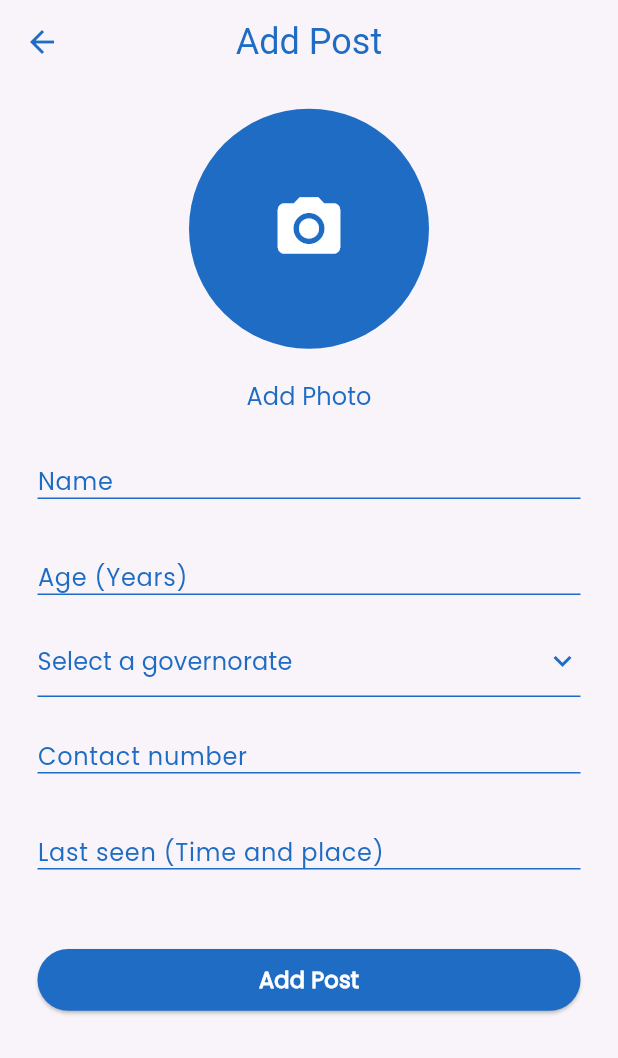
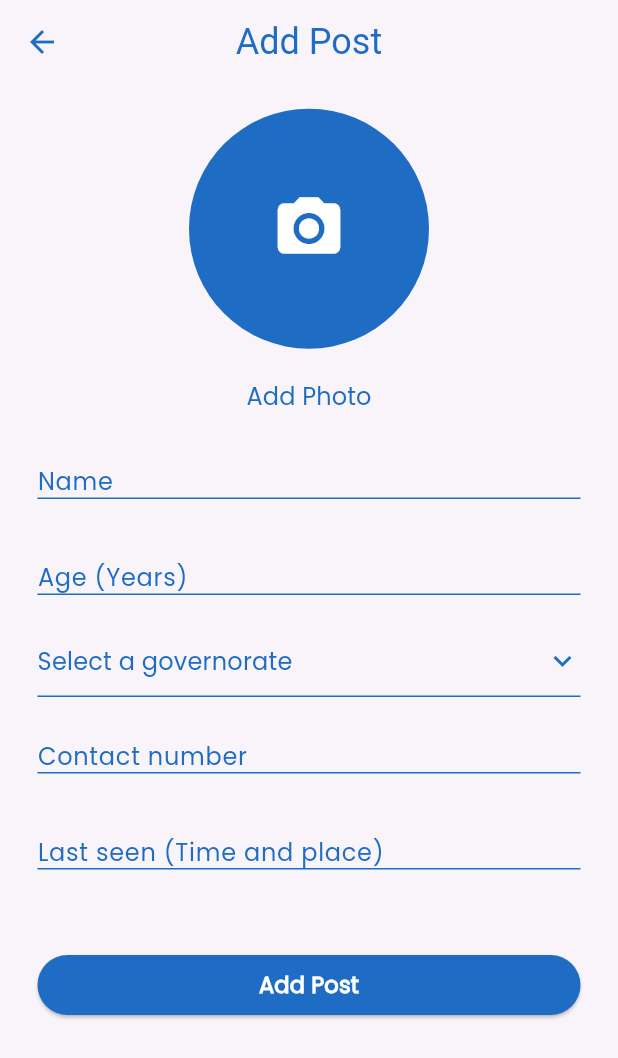
Before and after one commit to aliabdelnaby/Mafqud, a Flutter app: the AddPostView screen opened by its route, on a phone screen of 412 x 824 dp. Shown: the top 1058 px of the screen. Run offline on Flutter 3.47's test engine with Material 3 defaults, Android fonts, the phone set to English and light mode, and no system bars; our stand-ins replace cloud_firestore, dropdown_button2, firebase_auth, firebase_core, flutter_bloc, go_router and 1 more; accounts and stored records are empty.

Commit message:
Fix navigation issue & Refactor the app

```diff
--- a/lib/core/widgets/custom_btn.dart
+++ b/lib/core/widgets/custom_btn.dart
@@ -8,8 +8,8 @@ class CustomBtn extends StatelessWidget {
     this.color,
     required this.text,
     this.onPressed,
-    required this.height,
-    required this.width,
+    this.height,
+    this.width,
     this.shape,
     required this.backgroundColor,
   });
@@ -17,8 +17,8 @@ class CustomBtn extends StatelessWidget {
   final Color? color;
   final String text;
   final VoidCallback? onPressed;
-  final double height;
-  final double width;
+  final double? height;
+  final double? width;
   final OutlinedBorder? shape;
   final Color backgroundColor;
 
--- /dev/null
+++ b/lib/features/add_post/cubit/add_post_cubit.dart
@@ -0,0 +1,6 @@
+import 'package:flutter_bloc/flutter_bloc.dart';
+import 'package:mafqud/features/add_post/cubit/add_post_state.dart';
+
+class AddPostCubit extends Cubit<AddPostState> {
+  AddPostCubit() : super(AddPostInitial());
+}
--- /dev/null
+++ b/lib/features/add_post/cubit/add_post_state.dart
@@ -0,0 +1,3 @@
+class AddPostState {}
+
+final class AddPostInitial extends AddPostState {}
--- a/lib/features/add_post/views/add_post_view.dart
+++ b/lib/features/add_post/views/add_post_view.dart
@@ -1,12 +1,10 @@
-import 'dart:io';
-import 'package:image_picker/image_picker.dart';
 import 'package:flutter/material.dart';
 import 'package:mafqud/core/function/navigation.dart';
 import 'package:mafqud/core/utils/app_colors.dart';
-import 'package:mafqud/core/utils/app_styles.dart';
 import 'package:mafqud/core/widgets/custom_btn.dart';
+import 'package:mafqud/features/add_post/widgets/add_post_government_drop_down_list.dart';
+import 'package:mafqud/features/add_post/widgets/custom_image_picker_widget.dart';
 import 'package:mafqud/features/auth/presentation/widgets/custom_text_field.dart';
-import 'package:dropdown_button2/dropdown_button2.dart';
 
 class AddPostView extends StatefulWidget {
   const AddPostView({super.key});
@@ -24,6 +22,7 @@ class _AddPostViewState extends State<AddPostView> {
   Widget build(BuildContext context) {
     return Scaffold(
       appBar: AppBar(
+        surfaceTintColor: Colors.transparent,
         title: const Text('Add Post'),
         leading: IconButton(
           onPressed: () {
@@ -67,7 +66,6 @@ class _AddPostViewState extends State<AddPostView> {
                   }
                 },
                 text: "Add Post",
-                height: MediaQuery.of(context).size.height * 0.05,
                 width: double.infinity,
                 backgroundColor: AppColors.primary,
               )
@@ -78,175 +76,3 @@ class _AddPostViewState extends State<AddPostView> {
     );
   }
 }
-
-class CustomAddPostDropDownList extends StatefulWidget {
-  const CustomAddPostDropDownList({super.key});
-
-  @override
-  State<CustomAddPostDropDownList> createState() =>
-      _CustomAddPostDropDownListState();
-}
-
-class _CustomAddPostDropDownListState extends State<CustomAddPostDropDownList> {
-  final List<String> governorates = [
-    'Cairo',
-    'Giza',
-    'Alexandria',
-    'Aswan',
-    'Asyut',
-    'Beheira',
-    'Beni Suef',
-    'Dakahlia',
-    'Damietta',
-    'Faiyum',
-    'Gharbia',
-    'Ismailia',
-    'Kafr El Sheikh',
-    'Luxor',
-    'Matruh',
-    'Minya',
-    'Monufia',
-    'New Valley (El Wadi El Gedid)',
-    'North Sinai',
-    'Port Said',
-    'Qalyubia',
-    'Qena',
-    'Red Sea',
-    'Sharqia',
-    'Sohag',
-    'South Sinai',
-    'Suez'
-  ];
-  String? selectedValue;
-  @override
-  Widget build(BuildContext context) {
-    return Padding(
-      padding: const EdgeInsets.only(bottom: 7),
-      child: DropdownButtonFormField2<String>(
-        decoration: const InputDecoration(
-          enabledBorder: UnderlineInputBorder(
-            borderSide: BorderSide(
-              color: AppColors.primary,
-            ),
-          ),
-        ),
-        hint: const Text(
-          'Select a governorate',
-          style: CustomTextStyle.poppins300style16,
-        ),
-        items: governorates
-            .map(
-              (item) => DropdownMenuItem<String>(
-                value: item,
-                child: Text(
-                  item,
-                  style: CustomTextStyle.poppins300style16,
-                ),
-              ),
-            )
-            .toList(),
-        validator: (value) {
-          if (value == null) {
-            return "This field is required";
-          }
-          return null;
-        },
-        onChanged: (value) {},
-        onSaved: (value) {
-          selectedValue = value.toString();
-        },
-        iconStyleData: const IconStyleData(
-          icon: Icon(
-            Icons.keyboard_arrow_down_outlined,
-            color: AppColors.primary,
-          ),
-          iconSize: 24,
-        ),
-        dropdownStyleData: DropdownStyleData(
-          width: MediaQuery.of(context).size.width * 0.5,
-          maxHeight: MediaQuery.of(context).size.height * 0.5,
-          decoration: BoxDecoration(
-            borderRadius: BorderRadius.circular(5),
-          ),
-        ),
-        menuItemStyleData: const MenuItemStyleData(
-          padding: EdgeInsets.symmetric(horizontal: 16),
-        ),
-      ),
-    );
-  }
-}
-
-class CustomImagePickerWidget extends StatefulWidget {
-  const CustomImagePickerWidget({super.key});
-
-  @override
-  CustomImagePickerWidgetState createState() => CustomImagePickerWidgetState();
-}
-
-class CustomImagePickerWidgetState extends State<CustomImagePickerWidget> {
-  File? file;
-  final picker = ImagePicker();
-  String? _errorMessage;
-
-  @override
-  Widget build(BuildContext context) {
-    return Column(
-      children: [
-        InkWell(
-          onTap: pickImage,
-          child: CircleAvatar(
-            backgroundImage: file == null ? null : FileImage(file!),
-            backgroundColor: AppColors.primary,
-            radius: 80,
-            child: file == null
-                ? const Icon(
-                    Icons.camera_alt,
-                    color: Colors.white,
-                    size: 50,
-                  )
-                : const SizedBox(),
-          ),
-        ),
-        SizedBox(height: MediaQuery.of(context).size.height * 0.01),
-        TextButton(
-          onPressed: pickImage,
-          child: const Align(
-            child: Text(
-              "Add Photo",
-              style: CustomTextStyle.poppins300style16,
-            ),
-          ),
-        ),
-        if (_errorMessage != null)
-          Text(
-            _errorMessage!,
-            style: const TextStyle(
-              color: Colors.red,
-              fontSize: 12,
-            ),
-          ),
-      ],
-    );
-  }
-
-  void pickImage() async {
-    final XFile? image = await picker.pickImage(source: ImageSource.gallery);
-    if (image != null) {
-      setState(() {
-        file = File(image.path);
-        _errorMessage = null; //* Clear the error message if a photo is selected
-      });
-    }
-  }
-
-  bool validate() {
-    if (file == null) {
-      setState(() {
-        _errorMessage = 'Please add a photo.';
-      });
-      return false;
-    }
-    return true;
-  }
-}
--- /dev/null
+++ b/lib/features/add_post/widgets/add_post_government_drop_down_list.dart
@@ -0,0 +1,102 @@
+import 'package:dropdown_button2/dropdown_button2.dart';
+import 'package:flutter/material.dart';
+import 'package:mafqud/core/utils/app_colors.dart';
+import 'package:mafqud/core/utils/app_styles.dart';
+
+class CustomAddPostDropDownList extends StatefulWidget {
+  const CustomAddPostDropDownList({super.key});
+
+  @override
+  State<CustomAddPostDropDownList> createState() =>
+      _CustomAddPostDropDownListState();
+}
+
+class _CustomAddPostDropDownListState extends State<CustomAddPostDropDownList> {
+  final List<String> governorates = [
+    'Cairo',
+    'Giza',
+    'Alexandria',
+    'Aswan',
+    'Asyut',
+    'Beheira',
+    'Beni Suef',
+    'Dakahlia',
+    'Damietta',
+    'Faiyum',
+    'Gharbia',
+    'Ismailia',
+    'Kafr El Sheikh',
+    'Luxor',
+    'Matruh',
+    'Minya',
+    'Monufia',
+    'New Valley (El Wadi El Gedid)',
+    'North Sinai',
+    'Port Said',
+    'Qalyubia',
+    'Qena',
+    'Red Sea',
+    'Sharqia',
+    'Sohag',
+    'South Sinai',
+    'Suez'
+  ];
+  String? selectedValue;
+  @override
+  Widget build(BuildContext context) {
+    return Padding(
+      padding: const EdgeInsets.only(bottom: 7),
+      child: DropdownButtonFormField2<String>(
+        decoration: const InputDecoration(
+          enabledBorder: UnderlineInputBorder(
+            borderSide: BorderSide(
+              color: AppColors.primary,
+            ),
+          ),
+        ),
+        hint: const Text(
+          'Select a governorate',
+          style: CustomTextStyle.poppins300style16,
+        ),
+        items: governorates
+            .map(
+              (item) => DropdownMenuItem<String>(
+                value: item,
+                child: Text(
+                  item,
+                  style: CustomTextStyle.poppins300style16,
+                ),
+              ),
+            )
+            .toList(),
+        validator: (value) {
+          if (value == null) {
+            return "This field is required";
+          }
+          return null;
+        },
+        onChanged: (value) {},
+        onSaved: (value) {
+          selectedValue = value.toString();
+        },
+        iconStyleData: const IconStyleData(
+          icon: Icon(
+            Icons.keyboard_arrow_down_outlined,
+            color: AppColors.primary,
+          ),
+          iconSize: 24,
+        ),
+        dropdownStyleData: DropdownStyleData(
+          width: MediaQuery.of(context).size.width * 0.5,
+          maxHeight: MediaQuery.of(context).size.height * 0.5,
+          decoration: BoxDecoration(
+            borderRadius: BorderRadius.circular(5),
+          ),
+        ),
+        menuItemStyleData: const MenuItemStyleData(
+          padding: EdgeInsets.symmetric(horizontal: 16),
+        ),
+      ),
+    );
+  }
+}
--- /dev/null
+++ b/lib/features/add_post/widgets/custom_image_picker_widget.dart
@@ -0,0 +1,79 @@
+import 'dart:io';
+import 'package:flutter/material.dart';
+import 'package:image_picker/image_picker.dart';
+import 'package:mafqud/core/utils/app_colors.dart';
+import 'package:mafqud/core/utils/app_styles.dart';
+
+class CustomImagePickerWidget extends StatefulWidget {
+  const CustomImagePickerWidget({super.key});
+
+  @override
+  CustomImagePickerWidgetState createState() => CustomImagePickerWidgetState();
+}
+
+class CustomImagePickerWidgetState extends State<CustomImagePickerWidget> {
+  File? file;
+  final picker = ImagePicker();
+  String? _errorMessage;
+
+  @override
+  Widget build(BuildContext context) {
+    return Column(
+      children: [
+        InkWell(
+          onTap: pickImage,
+          child: CircleAvatar(
+            backgroundImage: file == null ? null : FileImage(file!),
+            backgroundColor: AppColors.primary,
+            radius: 80,
+            child: file == null
+                ? const Icon(
+                    Icons.camera_alt,
+                    color: Colors.white,
+                    size: 50,
+                  )
+                : const SizedBox(),
+          ),
+        ),
+        SizedBox(height: MediaQuery.of(context).size.height * 0.01),
+        TextButton(
+          onPressed: pickImage,
+          child: const Align(
+            child: Text(
+              "Add Photo",
+              style: CustomTextStyle.poppins300style16,
+            ),
+          ),
+        ),
+        if (_errorMessage != null)
+          Text(
+            _errorMessage!,
+            style: const TextStyle(
+              color: Colors.red,
+              fontSize: 12,
+            ),
+          ),
+      ],
+    );
+  }
+
+  void pickImage() async {
+    final XFile? image = await picker.pickImage(source: ImageSource.gallery);
+    if (image != null) {
+      setState(() {
+        file = File(image.path);
+        _errorMessage = null; //* Clear the error message if a photo is selected
+      });
+    }
+  }
+
+  bool validate() {
+    if (file == null) {
+      setState(() {
+        _errorMessage = 'Please add a photo.';
+      });
+      return false;
+    }
+    return true;
+  }
+}
--- a/lib/features/auth/presentation/widgets/custom_login_form.dart
+++ b/lib/features/auth/presentation/widgets/custom_login_form.dart
@@ -1,7 +1,7 @@
 import 'package:firebase_auth/firebase_auth.dart';
 import 'package:flutter/material.dart';
 import 'package:flutter_bloc/flutter_bloc.dart';
-import 'package:mafqud/core/function/navigation.dart';
+import 'package:go_router/go_router.dart';
 import 'package:mafqud/features/auth/cubit/auth_cubit.dart';
 import 'package:mafqud/features/auth/cubit/auth_state.dart';
 import '../../../../core/utils/app_colors.dart';
@@ -23,7 +23,7 @@ class CustomLoginForm extends StatelessWidget {
                 backgroundColor: AppColors.primary,
               ),
             );
-            customReplacementNavigate(context, "/homeView");
+            context.go("/homeView");
           } else {
             ScaffoldMessenger.of(context).showSnackBar(
               const SnackBar(
@@ -83,7 +83,6 @@ class CustomLoginForm extends StatelessWidget {
                       },
                       backgroundColor: AppColors.primary,
                       text: "Log in",
-                      height: MediaQuery.of(context).size.height * 0.05,
                       width: double.infinity,
                       color: AppColors.primary,
                       shape: RoundedRectangleBorder(
--- a/lib/features/auth/presentation/widgets/custom_reset_password_form.dart
+++ b/lib/features/auth/presentation/widgets/custom_reset_password_form.dart
@@ -1,6 +1,6 @@
 import 'package:flutter/material.dart';
 import 'package:flutter_bloc/flutter_bloc.dart';
-import 'package:mafqud/core/function/navigation.dart';
+import 'package:go_router/go_router.dart';
 import 'package:mafqud/features/auth/cubit/auth_cubit.dart';
 import 'package:mafqud/features/auth/cubit/auth_state.dart';
 import '../../../../core/utils/app_colors.dart';
@@ -22,7 +22,7 @@ class CustomResetPasswordForm extends StatelessWidget {
               backgroundColor: AppColors.primary,
             ),
           );
-          customReplacementNavigate(context, '/loginView');
+          context.go("/loginView");
         } else if (state is ResetPasswordFailureState) {
           ScaffoldMessenger.of(context).showSnackBar(
             SnackBar(
@@ -59,7 +59,6 @@ class CustomResetPasswordForm extends StatelessWidget {
                         }
                       },
                       text: "Send link to reset password",
-                      height: MediaQuery.of(context).size.height * 0.05,
                       width: double.infinity,
                       shape: RoundedRectangleBorder(
                         borderRadius: BorderRadius.circular(15),
--- a/lib/features/auth/presentation/widgets/custom_sign_up_form.dart
+++ b/lib/features/auth/presentation/widgets/custom_sign_up_form.dart
@@ -89,7 +89,6 @@ class CustomSignUpForm extends StatelessWidget {
                       },
                       backgroundColor: AppColors.primary,
                       text: "Sign Up",
-                      height: MediaQuery.of(context).size.height * 0.05,
                       width: double.infinity,
                       color: AppColors.primary,
                       shape: RoundedRectangleBorder(
--- a/lib/features/home/presentation/widgets/custom_card_mafqud_item.dart
+++ b/lib/features/home/presentation/widgets/custom_card_mafqud_item.dart
@@ -9,7 +9,6 @@ class CustomCardMafqudItem extends StatelessWidget {
     return InkWell(
       onTap: () {},
       child: Container(
-        height: MediaQuery.of(context).size.height * 0.49,
         padding: const EdgeInsets.all(10),
         margin: const EdgeInsets.all(10),
         decoration: BoxDecoration(
@@ -26,13 +25,10 @@ class CustomCardMafqudItem extends StatelessWidget {
         ),
         child: Column(
           children: [
-            SizedBox(height: MediaQuery.of(context).size.height * 0.02),
             ClipRRect(
               borderRadius: BorderRadius.circular(10),
               child: Image.network(
                 "https://www.bishopandsewell.co.uk/wp-content/uploads/2019/08/Missing-Person-shutterstock_752963539-300x280.jpg",
-                height: MediaQuery.of(context).size.height * 0.23,
-                fit: BoxFit.fill,
               ),
             ),
             SizedBox(height: MediaQuery.of(context).size.height * 0.02),
--- a/lib/features/my_posts/views/my_post_view.dart
+++ b/lib/features/my_posts/views/my_post_view.dart
@@ -11,7 +11,8 @@ class MyPostsView extends StatelessWidget {
     return Scaffold(
       appBar: AppBar(
         title: const Text('My Posts'),
-        surfaceTintColor: Colors.transparent,  leading: IconButton(
+        surfaceTintColor: Colors.transparent,
+        leading: IconButton(
           onPressed: () {
             customPop(context);
           },
--- a/lib/features/my_posts/widgets/custom_my_mafqud_card.dart
+++ b/lib/features/my_posts/widgets/custom_my_mafqud_card.dart
@@ -9,7 +9,6 @@ class CustomMyMafqudCard extends StatelessWidget {
     return InkWell(
       onTap: () {},
       child: Container(
-        height: MediaQuery.of(context).size.height * 0.53,
         padding: const EdgeInsets.all(10),
         margin: const EdgeInsets.all(10),
         decoration: BoxDecoration(
@@ -40,13 +39,11 @@ class CustomMyMafqudCard extends StatelessWidget {
                 ),
               ),
             ),
-            SizedBox(height: MediaQuery.of(context).size.height * 0.02),
+            SizedBox(height: MediaQuery.of(context).size.height * 0.01),
             ClipRRect(
               borderRadius: BorderRadius.circular(10),
               child: Image.network(
                 "https://www.bishopandsewell.co.uk/wp-content/uploads/2019/08/Missing-Person-shutterstock_752963539-300x280.jpg",
-                height: MediaQuery.of(context).size.height * 0.23,
-                fit: BoxFit.fill,
               ),
             ),
             SizedBox(height: MediaQuery.of(context).size.height * 0.02),
--- a/lib/features/settings/views/settings_view.dart
+++ b/lib/features/settings/views/settings_view.dart
@@ -76,7 +76,7 @@ class SettingsView extends StatelessWidget {
               );
               await FirebaseAuth.instance.signOut();
             },
-            title: "Sign out",
+            title: "Log out",
             icon: Icons.logout_outlined,
           ),
           const Divider(endIndent: 15, indent: 15),
@@ -91,6 +91,7 @@ class SettingsView extends StatelessWidget {
             "Version 1.0.0",
             textAlign: TextAlign.center,
           ),
+          SizedBox(height: MediaQuery.of(context).size.height * 0.01),
         ],
       ),
     );
--- a/lib/features/splash/splash.dart
+++ b/lib/features/splash/splash.dart
@@ -1,6 +1,5 @@
 import 'package:firebase_auth/firebase_auth.dart';
 import 'package:flutter/material.dart';
-
 import '../../core/function/navigation.dart';
 import '../../core/utils/app_styles.dart';
 
```
Also changed, not shown: lib/features/home/presentation/widgets/custom_home_drawer.dart (+43 -55 lines).
